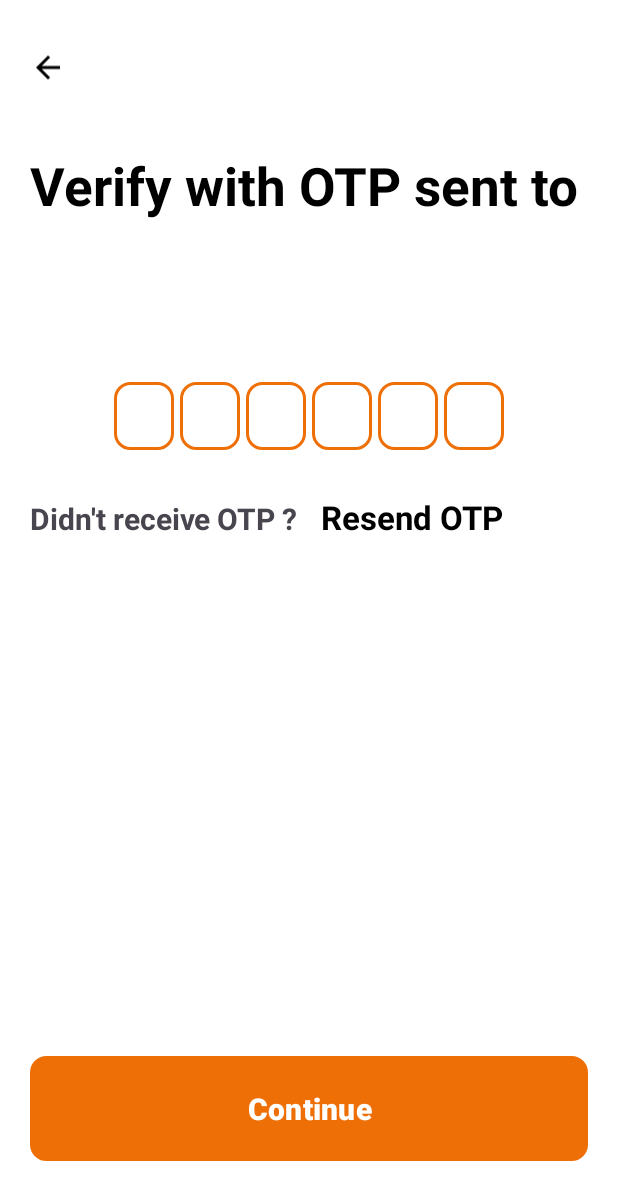
After one commit to Samiksha1400/SwiggyClone, an Android app: the OtpVerification screen opened directly, with no data from a screen before it, on a phone screen of 412 x 824 dp. The commit adds this screen. Shown: the top 1200 px of the screen. Run offline under Robolectric (Android 15) with nearby library versions, the phone set to English and light mode, and no system bars.

Commit message:
Changes in UI

```diff
--- /dev/null
+++ b/app/src/main/java/com/example/swiggyclone/OtpVerification.java
@@ -0,0 +1,142 @@
+package com.example.swiggyclone;
+
+import androidx.appcompat.app.AppCompatActivity;
+
+import android.os.Bundle;
+import android.text.Editable;
+import android.text.TextWatcher;
+import android.widget.EditText;
+import android.widget.TextView;
+import android.widget.Toast;
+
+public class OtpVerification extends AppCompatActivity
+{
+    EditText inputOtp1,inputOtp2,inputOtp3,inputOtp4,inputOtp5,inputOtp6;
+    TextView txtGetMobileNo;
+    @Override
+    protected void onCreate(Bundle savedInstanceState)
+    {
+        super.onCreate(savedInstanceState);
+        setContentView(R.layout.activity_otp_verification);
+        inputOtp1 = findViewById(R.id.inputOtp1);
+        inputOtp2 = findViewById(R.id.inputOtp2);
+        inputOtp3 = findViewById(R.id.inputOtp3);
+        inputOtp4 = findViewById(R.id.inputOtp4);
+        inputOtp5 = findViewById(R.id.inputOtp5);
+        inputOtp6 = findViewById(R.id.inputOtp6);
+        txtGetMobileNo = findViewById(R.id.txtGetMobileNo);
+        //txtGetMobileNo.setText(String.format("+91-%s",getIntent().getStringExtra("mobileno")));
+
+        numberMoveToNext();
+    }
+
+    //Automatically number move to next
+    private void numberMoveToNext()
+    {
+        inputOtp1.addTextChangedListener(new TextWatcher() {
+            @Override
+            public void beforeTextChanged(CharSequence charSequence, int i, int i1, int i2) {
+
+            }
+
+            @Override
+            public void onTextChanged(CharSequence charSequence, int i, int i1, int i2) {
+                if (charSequence.toString().trim().isEmpty()){
+                    inputOtp2.requestFocus();
+                }
+            }
+
+            @Override
+            public void afterTextChanged(Editable editable) {
+
+            }
+        });
+        inputOtp2.addTextChangedListener(new TextWatcher() {
+            @Override
+            public void beforeTextChanged(CharSequence charSequence, int i, int i1, int i2) {
+
+            }
+
+            @Override
+            public void onTextChanged(CharSequence charSequence, int i, int i1, int i2) {
+                if (charSequence.toString().trim().isEmpty()){
+                    inputOtp3.requestFocus();
+                }
+            }
+
+            @Override
+            public void afterTextChanged(Editable editable) {
+
+            }
+        });
+        inputOtp3.addTextChangedListener(new TextWatcher() {
+            @Override
+            public void beforeTextChanged(CharSequence charSequence, int i, int i1, int i2) {
+
+            }
+
+            @Override
+            public void onTextChanged(CharSequence charSequence, int i, int i1, int i2) {
+                if (charSequence.toString().trim().isEmpty()){
+                    inputOtp4.requestFocus();
+                }
+            }
+
+            @Override
+            public void afterTextChanged(Editable editable) {
+
+            }
+        });
+        inputOtp4.addTextChangedListener(new TextWatcher() {
+            @Override
+            public void beforeTextChanged(CharSequence charSequence, int i, int i1, int i2) {
+
+            }
+
+            @Override
+            public void onTextChanged(CharSequence charSequence, int i, int i1, int i2) {
+                if (charSequence.toString().trim().isEmpty()){
+                    inputOtp5.requestFocus();
+                }
+            }
+
+            @Override
+            public void afterTextChanged(Editable editable) {
+
+            }
+        });
+        inputOtp5.addTextChangedListener(new TextWatcher() {
+            @Override
+            public void beforeTextChanged(CharSequence charSequence, int i, int i1, int i2) {
+
+            }
+
+            @Override
+            public void onTextChanged(CharSequence charSequence, int i, int i1, int i2) {
+                if (charSequence.toString().trim().isEmpty()){
+                    inputOtp6.requestFocus();
+                }
+            }
+
+            @Override
+            public void afterTextChanged(Editable editable) {
+
+            }
+        });
+    }
+
+    public void continueBtn()
+    {
+        if (!inputOtp1.getText().toString().trim().isEmpty() && !inputOtp2.getText().toString().trim().isEmpty() && !inputOtp3.getText().toString().trim().isEmpty() && !inputOtp4.getText().toString().trim().isEmpty() && !inputOtp5.getText().toString().trim().isEmpty() && !inputOtp6.getText().toString().trim().isEmpty())
+        {
+            Toast.makeText(this, "OTP Verify", Toast.LENGTH_SHORT).show();
+        }
+        else
+        {
+            Toast.makeText(this, "Please Enter all nos.", Toast.LENGTH_SHORT).show();
+        }
+    }
+
+
+
+}
--- /dev/null
+++ b/app/src/main/res/drawable/baseline_arrow_back_24.xml
@@ -0,0 +1,5 @@
+<vector android:height="24dp" android:tint="#000000"
+    android:viewportHeight="24" android:viewportWidth="24"
+    android:width="24dp" xmlns:android="http://schemas.android.com/apk/res/android">
+    <path android:fillColor="@android:color/white" android:pathData="M20,11H7.83l5.59,-5.59L12,4l-8,8 8,8 1.41,-1.41L7.83,13H20v-2z"/>
+</vector>
--- /dev/null
+++ b/app/src/main/res/drawable/baseline_phone_24.xml
@@ -0,0 +1,5 @@
+<vector android:height="24dp" android:tint="#000000"
+    android:viewportHeight="24" android:viewportWidth="24"
+    android:width="24dp" xmlns:android="http://schemas.android.com/apk/res/android">
+    <path android:fillColor="@android:color/white" android:pathData="M6.62,10.79c1.44,2.83 3.76,5.14 6.59,6.59l2.2,-2.2c0.27,-0.27 0.67,-0.36 1.02,-0.24 1.12,0.37 2.33,0.57 3.57,0.57 0.55,0 1,0.45 1,1V20c0,0.55 -0.45,1 -1,1 -9.39,0 -17,-7.61 -17,-17 0,-0.55 0.45,-1 1,-1h3.5c0.55,0 1,0.45 1,1 0,1.25 0.2,2.45 0.57,3.57 0.11,0.35 0.03,0.74 -0.25,1.02l-2.2,2.2z"/>
+</vector>
--- /dev/null
+++ b/app/src/main/res/drawable/box_background.xml
@@ -0,0 +1,11 @@
+<?xml version="1.0" encoding="utf-8"?>
+<shape
+    xmlns:android="http://schemas.android.com/apk/res/android"
+    android:shape="rectangle">
+
+    <stroke
+        android:width="2dp"
+        android:color="@color/PrimaryColor"/>
+    <corners
+        android:radius="10dp"/>
+</shape>
--- /dev/null
+++ b/app/src/main/res/layout/activity_otp_verification.xml
@@ -0,0 +1,189 @@
+<?xml version="1.0" encoding="utf-8"?>
+<RelativeLayout
+    xmlns:android="http://schemas.android.com/apk/res/android"
+    xmlns:app="http://schemas.android.com/apk/res-auto"
+    xmlns:tools="http://schemas.android.com/tools"
+    android:layout_width="match_parent"
+    android:layout_height="match_parent"
+    tools:context=".OtpVerification"
+    android:background="@color/white"
+    android:padding="20dp">
+
+    <LinearLayout
+        android:layout_width="match_parent"
+        android:layout_height="wrap_content"
+        android:id="@+id/top_layout"
+        android:orientation="vertical">
+
+    <ImageView
+        android:layout_width="wrap_content"
+        android:layout_height="50dp"
+        android:id="@+id/imgBackArrow"
+        android:src="@drawable/baseline_arrow_back_24"
+        android:onClick="backBtn"/>
+
+    <TextView
+        android:layout_width="wrap_content"
+        android:layout_height="wrap_content"
+        android:id="@+id/txtVerifyOtp"
+        android:layout_marginTop="30dp"
+        android:layout_below="@id/imgBackArrow"
+        android:text="Verify with OTP sent to"
+        android:textColor="@color/black"
+        android:textStyle="bold"
+        android:textSize="35dp"/>
+
+    <TextView
+        android:layout_width="wrap_content"
+        android:layout_height="wrap_content"
+        android:id="@+id/txtGetMobileNo"
+        android:layout_marginTop="30dp"
+        android:layout_below="@id/txtVerifyOtp"
+        android:textColor="@color/black"
+        android:textStyle="bold"
+        android:textSize="35dp"/>
+    </LinearLayout>
+
+    <LinearLayout
+        android:layout_width="match_parent"
+        android:layout_height="wrap_content"
+        android:id="@+id/middle_layout"
+        android:gravity="center"
+        android:layout_marginTop="30dp"
+        android:layout_below="@id/top_layout"
+        android:orientation="horizontal">
+
+        <EditText
+            android:layout_width="40dp"
+            android:layout_height="45dp"
+            android:id="@+id/inputOtp1"
+            android:background="@drawable/box_background"
+            android:inputType="number"
+            android:imeOptions="actionNext"
+            android:gravity="center"
+            android:maxLength="1"
+            android:textColor="@color/black"
+            android:textSize="24sp"
+            android:textStyle="bold"/>
+
+        <EditText
+            android:layout_width="40dp"
+            android:layout_height="45dp"
+            android:id="@+id/inputOtp2"
+            android:background="@drawable/box_background"
+            android:layout_marginStart="4dp"
+            android:layout_marginLeft="4dp"
+            android:gravity="center"
+            android:inputType="number"
+            android:imeOptions="actionNext"
+            android:maxLength="1"
+            android:textColor="@color/black"
+            android:textSize="24sp"
+            android:textStyle="bold"/>
+
+        <EditText
+            android:layout_width="40dp"
+            android:layout_height="45dp"
+            android:id="@+id/inputOtp3"
+            android:background="@drawable/box_background"
+            android:layout_marginStart="4dp"
+            android:layout_marginLeft="4dp"
+            android:gravity="center"
+            android:inputType="number"
+            android:imeOptions="actionNext"
+            android:maxLength="1"
+            android:textColor="@color/black"
+            android:textSize="24sp"
+            android:textStyle="bold"/>
+
+        <EditText
+            android:layout_width="40dp"
+            android:layout_height="45dp"
+            android:id="@+id/inputOtp4"
+            android:background="@drawable/box_background"
+            android:layout_marginStart="4dp"
+            android:layout_marginLeft="4dp"
+            android:gravity="center"
+            android:inputType="number"
+            android:imeOptions="actionNext"
+            android:maxLength="1"
+            android:textColor="@color/black"
+            android:textSize="24sp"
+            android:textStyle="bold"/>
+
+        <EditText
+            android:layout_width="40dp"
+            android:layout_height="45dp"
+            android:id="@+id/inputOtp5"
+            android:background="@drawable/box_background"
+            android:layout_marginStart="4dp"
+            android:layout_marginLeft="4dp"
+            android:gravity="center"
+            android:inputType="number"
+            android:imeOptions="actionNext"
+            android:maxLength="1"
+            android:textColor="@color/black"
+            android:textSize="24sp"
+            android:textStyle="bold"/>
+
+        <EditText
+            android:layout_width="40dp"
+            android:layout_height="45dp"
+            android:id="@+id/inputOtp6"
+            android:background="@drawable/box_background"
+            android:layout_marginStart="4dp"
+            android:layout_marginLeft="4dp"
+            android:gravity="center"
+            android:inputType="number"
+            android:imeOptions="actionNext"
+            android:maxLength="1"
+            android:textColor="@color/black"
+            android:textSize="24sp"
+            android:textStyle="bold"/>
+
+    </LinearLayout>
+
+    <LinearLayout
+        android:layout_width="match_parent"
+        android:layout_height="wrap_content"
+        android:id="@+id/bottom_layout"
+        android:orientation="horizontal"
+        android:layout_marginTop="30dp"
+        android:layout_below="@id/middle_layout">
+
+        <TextView
+            android:layout_width="wrap_content"
+            android:layout_height="wrap_content"
+            android:id="@+id/txtDidnotReceiveOtp"
+            android:layout_below="@id/imgBackArrow"
+            android:text="Didn't receive OTP ?"
+            android:textStyle="bold"
+            android:textSize="20sp"/>
+
+        <TextView
+            android:layout_width="wrap_content"
+            android:layout_height="wrap_content"
+            android:id="@+id/txtResendOtp"
+            android:layout_marginStart="15dp"
+            android:layout_below="@id/imgBackArrow"
+            android:text="Resend OTP"
+            android:textColor="@color/black"
+            android:textStyle="bold"
+            android:textSize="22sp"/>
+    </LinearLayout>
+
+    <Button
+        android:layout_width="match_parent"
+        android:layout_height="70dp"
+        android:id="@+id/btn_continue"
+        android:layout_gravity="bottom"
+        android:layout_marginBottom="30dp"
+        android:layout_alignParentBottom="true"
+        android:layout_marginTop="40dp"
+        android:background="@drawable/box_background"
+        android:hint="Continue"
+        android:textSize="20dp"
+        android:textColorHint="@color/white"
+        android:textStyle="bold"
+        android:onClick="continueBtn"/>
+</RelativeLayout>
```
Also changed, not shown: app/src/main/AndroidManifest.xml (+9 -0 lines), app/src/main/java/com/example/swiggyclone/GetStartedWindow.java (+7 -0 lines), app/src/main/java/com/example/swiggyclone/MobileNoVerification.java (added, +50 -0 lines), app/src/main/res/layout/activity_get_started_window.xml (+5 -2 lines), app/src/main/res/layout/activity_mobile_no_verification.xml (added, +64 -0 lines).
